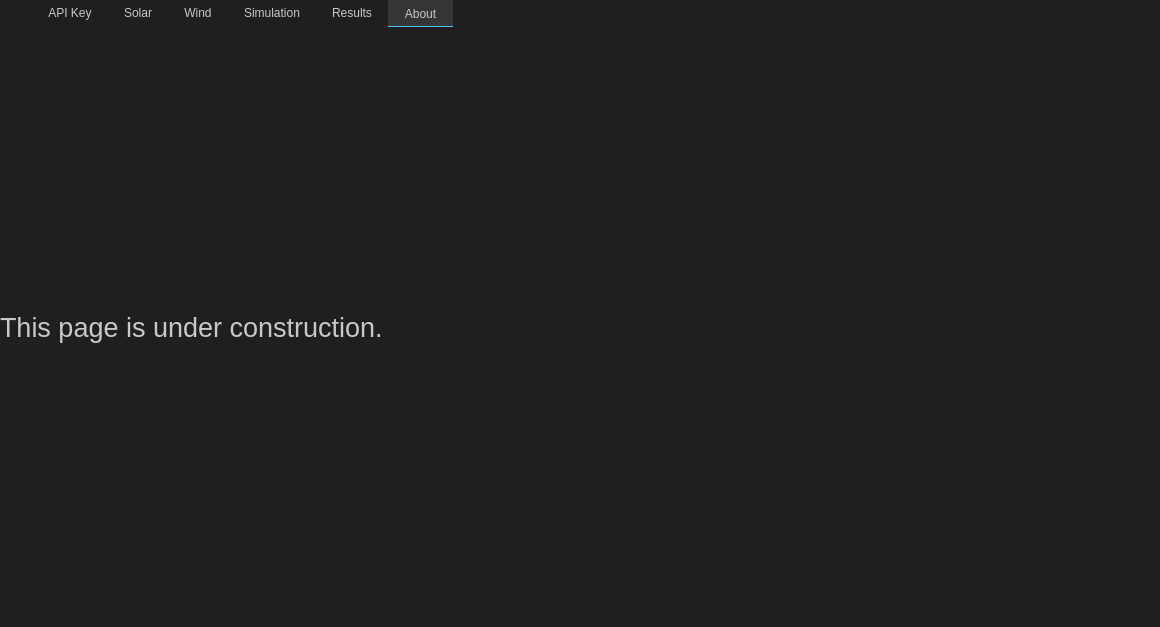
First picture: the form in progress/App/mainwindow.ui, repository sandialabs/snl-progress, before the edit.
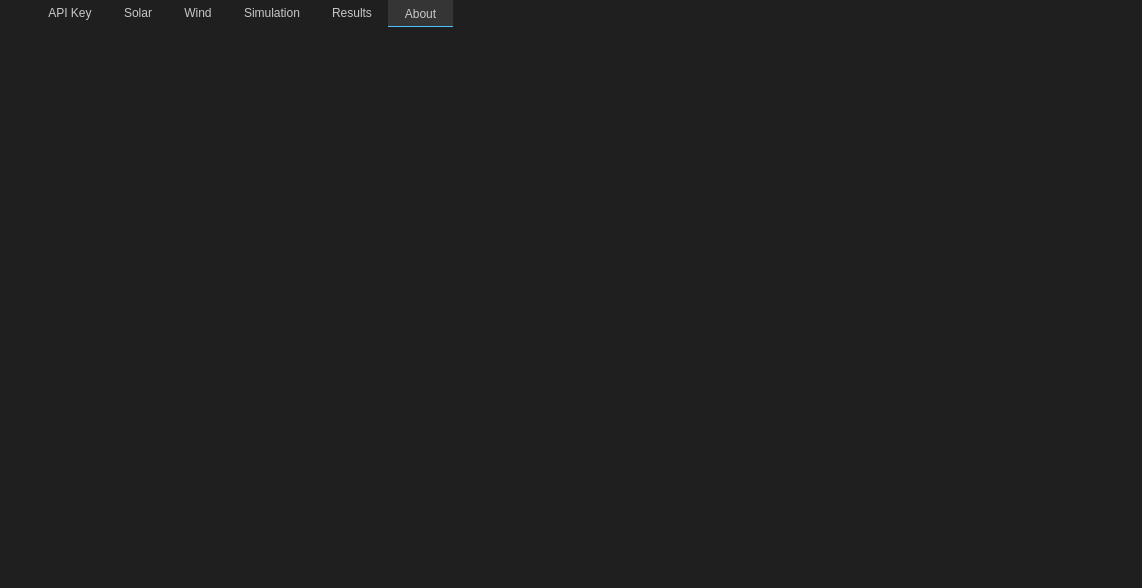
Second picture: the form after the edit. The open tabs and pages were chosen to show the change. Icons and pictures are not drawn.

Commit message: added about page

Patch:
```diff
--- a/progress/App/mainwindow.ui
+++ b/progress/App/mainwindow.ui
@@ -6,8 +6,8 @@
    <rect>
     <x>0</x>
     <y>0</y>
-    <width>1160</width>
-    <height>627</height>
+    <width>1142</width>
+    <height>588</height>
    </rect>
   </property>
   <property name="palette">
@@ -3057,18 +3057,6 @@
             <property name="bottomMargin">
              <number>0</number>
             </property>
-            <item>
-             <widget class="QLabel" name="label">
-              <property name="font">
-               <font>
-                <pointsize>20</pointsize>
-               </font>
-              </property>
-              <property name="text">
-               <string>This page is under construction.</string>
-              </property>
-             </widget>
-            </item>
            </layout>
           </widget>
          </widget>
```
Left out of the diff: 4 changed lines with no effect on the pictures. The commit also changes 12 other files.
